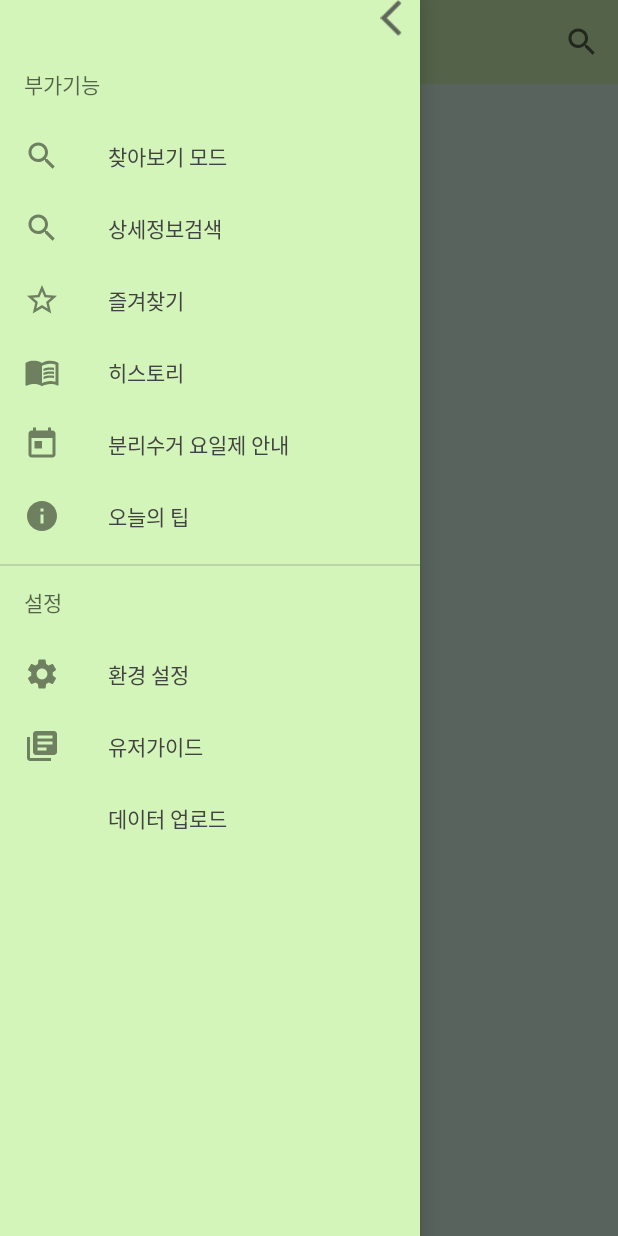
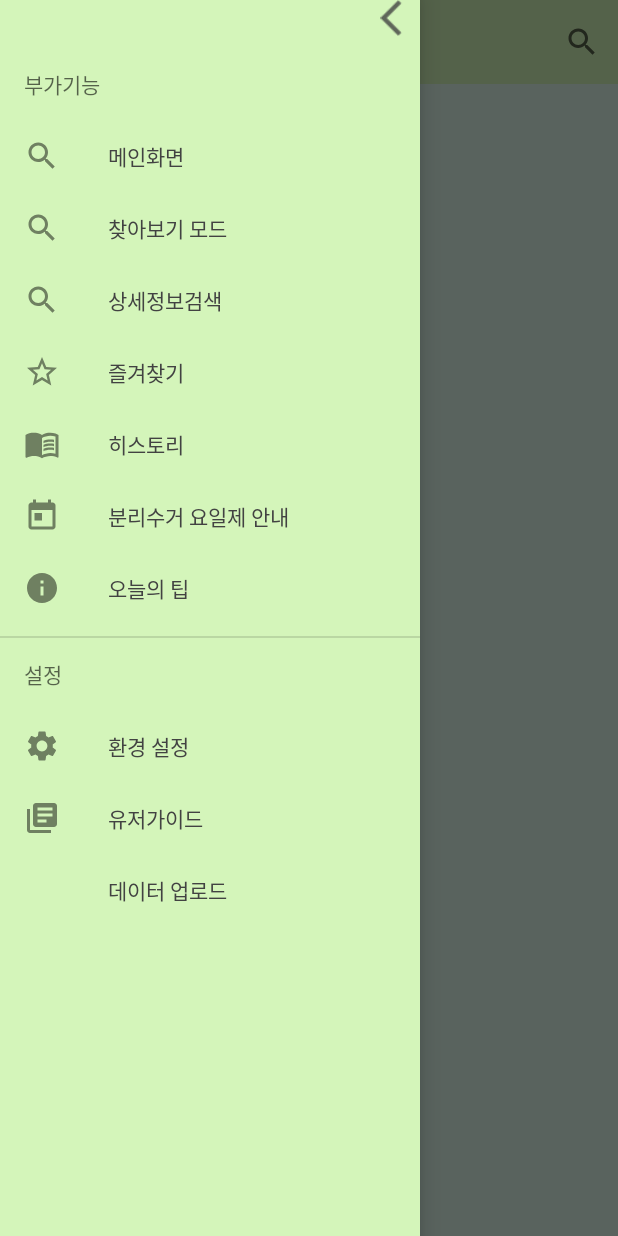
Before and after one commit to suteeee/RecycleApp, an Android app: the screen it shows after launch (MainActivity), with the side drawer open, on a phone screen of 412 x 824 dp. Run offline under Robolectric (Android 15) with nearby library versions, the phone set to English and light mode, and no system bars; our stand-ins replace Firebase (no records; nobody signed in at launch, a user with empty details on screens opened directly), Room's generated code, data binding; libraries missing offline, so code that uses them is left out: androidx.camera.core, androidx.camera.lifecycle; pictures from the network do not load; 17 statements that could not run were skipped.

Commit message:
메인화면 가는 메뉴 추가

```diff
--- a/app/src/main/res/menu/navi_menu.xml
+++ b/app/src/main/res/menu/navi_menu.xml
@@ -4,6 +4,11 @@
 
         <item android:title="@string/additionFunction">
             <menu>
+                <item
+                    android:id="@+id/main"
+                    android:icon="@drawable/ic_search"
+                    android:title="메인화면"
+                    />
                 <item
                     android:id="@+id/find"
                     android:icon="@drawable/ic_search"
```
Also changed, not shown: app/src/main/java/com/kt/recycleapp/kotlin/activity/MainActivity.kt (+15 -4 lines).
